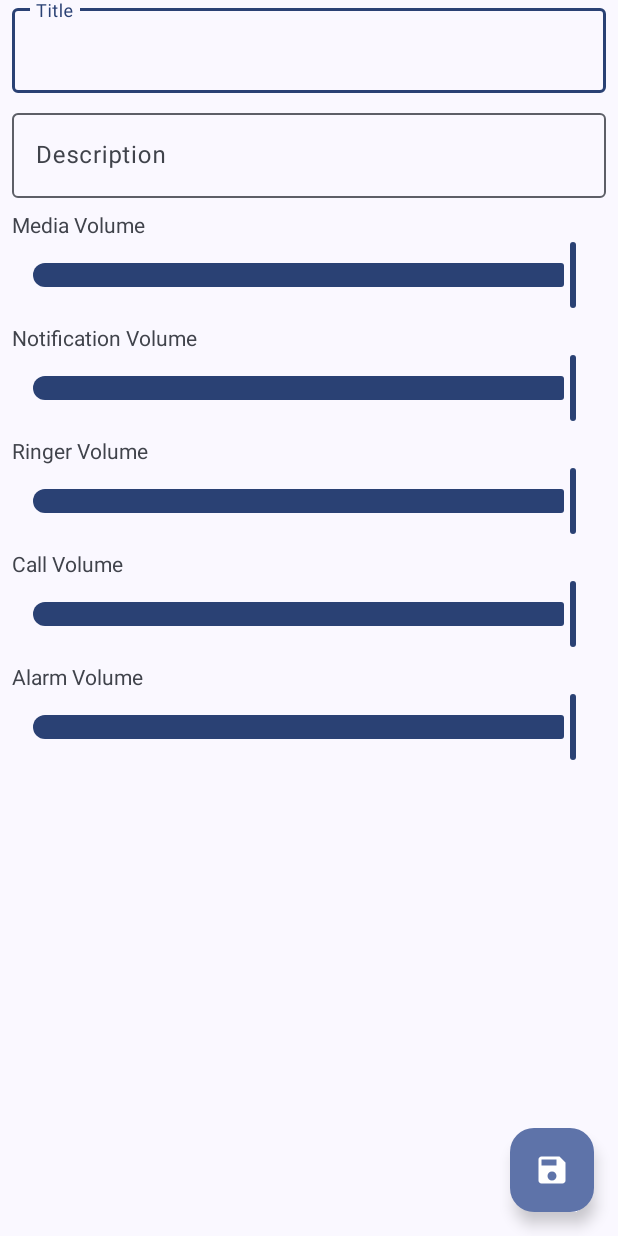
After one commit to a2ke5e1/Sound-Profiles-Manager, an Android app: the SoundProfileManager screen opened directly, with no data from a screen before it, on a phone screen of 412 x 824 dp. The commit adds this screen. Run offline under Robolectric (Android 15) with nearby library versions, the phone set to English and light mode, and no system bars; our stand-ins replace Dagger/Hilt's generated code, Room's generated code.

Commit message:
Refactor MainActivity to use ActivityResultLauncher for starting SoundProfileManager
- Replaced deprecated startActivityForResult with ActivityResultLauncher in MainActivity.
- Registered ActivityResultLauncher to handle results from SoundProfileManager.
- Added logging to verify result handling in MainActivity.
- Ensured SoundProfileManager sets the result correctly before finishing.
- Updated SoundProfileRecyclerAdapter to use the new ActivityResultLauncher.

```diff
--- a/app/src/main/AndroidManifest.xml
+++ b/app/src/main/AndroidManifest.xml
@@ -14,10 +14,14 @@
         android:theme="@style/Theme.SoundProfiles"
         tools:targetApi="31">
         <activity
+            android:name=".SoundProfileManager"
+            android:exported="false" />
+        <activity
             android:name=".MainActivity"
             android:exported="true">
             <intent-filter>
                 <action android:name="android.intent.action.MAIN" />
+
                 <category android:name="android.intent.category.LAUNCHER" />
             </intent-filter>
         </activity>
--- a/app/src/main/java/com/a3/soundprofiles/MainActivity.kt
+++ b/app/src/main/java/com/a3/soundprofiles/MainActivity.kt
@@ -1,10 +1,15 @@
 package com.a3.soundprofiles
 
+import android.app.Activity
 import android.content.Context
+import android.content.Intent
 import android.media.AudioManager
 import android.os.Bundle
+import android.util.Log
 import android.widget.Toast
 import androidx.activity.enableEdgeToEdge
+import androidx.activity.result.ActivityResultLauncher
+import androidx.activity.result.contract.ActivityResultContracts
 import androidx.activity.viewModels
 import androidx.appcompat.app.AppCompatActivity
 import androidx.core.view.ViewCompat
@@ -27,6 +32,14 @@ class MainActivity : AppCompatActivity() {
   private val binding
     get() = _binding
 
+  private var soundProfileManagerLauncher: ActivityResultLauncher<Intent> =
+      registerForActivityResult(ActivityResultContracts.StartActivityForResult()) { result ->
+        Log.d("MainActivity", "Result code: ${result.resultCode}")
+        if (result.resultCode == Activity.RESULT_OK) {
+          mainViewModel.loadAllSoundProfiles()
+        }
+      }
+
   override fun onCreate(savedInstanceState: Bundle?) {
     super.onCreate(savedInstanceState)
     _binding = ActivityMainBinding.inflate(layoutInflater)
@@ -46,20 +59,14 @@ class MainActivity : AppCompatActivity() {
 
         is MainState.Success -> {
           val soundProfileRecyclerAdapter =
-              SoundProfileRecyclerAdapter(state.soundProfiles.toMutableList())
+              SoundProfileRecyclerAdapter(
+                  state.soundProfiles.toMutableList(), soundProfileManagerLauncher)
           val linearLayoutManager = LinearLayoutManager(this)
 
           binding.recyclerView.apply {
             adapter = soundProfileRecyclerAdapter
             layoutManager = linearLayoutManager
             addItemDecoration(SpaceBetweenItemDecorator(4))
-          }
-
-          binding.fab.setOnClickListener {
-            val currentVolume = getCurrentVolume(this)
-            mainViewModel.saveCurrentSoundProfile(currentVolume)
-            soundProfileRecyclerAdapter.addSoundProfile(currentVolume)
-            linearLayoutManager.scrollToPosition(soundProfileRecyclerAdapter.itemCount - 1)
           }
         }
 
@@ -68,6 +75,10 @@ class MainActivity : AppCompatActivity() {
           Toast.makeText(this, state.message, Toast.LENGTH_SHORT).show()
         }
       }
+    }
+    binding.fab.setOnClickListener {
+      val intent = SoundProfileManager.createIntent(this)
+      soundProfileManagerLauncher.launch(intent)
     }
   }
 }
--- /dev/null
+++ b/app/src/main/java/com/a3/soundprofiles/SoundProfileManager.kt
@@ -0,0 +1,124 @@
+package com.a3.soundprofiles
+
+import android.content.Context
+import android.content.Intent
+import android.os.Bundle
+import android.util.Log
+import androidx.activity.enableEdgeToEdge
+import androidx.activity.viewModels
+import androidx.appcompat.app.AppCompatActivity
+import androidx.core.view.ViewCompat
+import androidx.core.view.WindowInsetsCompat
+import androidx.core.widget.doAfterTextChanged
+import com.a3.soundprofiles.core.main.CreateEditSoundProfileViewModel
+import com.a3.soundprofiles.databinding.ActivitySoundProfileManagerBinding
+import com.google.android.material.slider.LabelFormatter
+import dagger.hilt.android.AndroidEntryPoint
+
+@AndroidEntryPoint
+class SoundProfileManager : AppCompatActivity() {
+
+  private lateinit var _binding: ActivitySoundProfileManagerBinding
+  private val binding
+    get() = _binding
+
+  private val soundProfileId: Int
+    get() = intent.getIntExtra(SOUND_PROFILE_ID, -1)
+
+  private val createEditSoundProfileViewModel: CreateEditSoundProfileViewModel by viewModels()
+
+  private var isProgrammaticChange = false
+
+  override fun onCreate(savedInstanceState: Bundle?) {
+    super.onCreate(savedInstanceState)
+    enableEdgeToEdge()
+    _binding = ActivitySoundProfileManagerBinding.inflate(layoutInflater)
+    setContentView(binding.root)
+    ViewCompat.setOnApplyWindowInsetsListener(findViewById(R.id.main)) { v, insets ->
+      val systemBars = insets.getInsets(WindowInsetsCompat.Type.systemBars())
+      v.setPadding(systemBars.left, systemBars.top, systemBars.right, systemBars.bottom)
+      insets
+    }
+
+    if (soundProfileId > 0) {
+      createEditSoundProfileViewModel.loadSoundProfile(soundProfileId)
+    }
+
+    val labelFormatter = LabelFormatter { value ->
+      val volume = (value * 100).toInt()
+      "$volume%"
+    }
+    binding.ringerVolume.setLabelFormatter(labelFormatter)
+    binding.mediaVolume.setLabelFormatter(labelFormatter)
+    binding.notificationVolume.setLabelFormatter(labelFormatter)
+    binding.callVolume.setLabelFormatter(labelFormatter)
+    binding.alarmVolume.setLabelFormatter(labelFormatter)
+
+    createEditSoundProfileViewModel.soundProfile.observe(this) { soundProfile ->
+      isProgrammaticChange = true
+      binding.title.setText(soundProfile.title)
+      binding.description.setText(soundProfile.description)
+      binding.ringerVolume.value = soundProfile.ringerVolume
+      binding.mediaVolume.value = soundProfile.mediaVolume
+      binding.notificationVolume.value = soundProfile.notificationVolume
+      binding.callVolume.value = soundProfile.callVolume
+      binding.alarmVolume.value = soundProfile.alarmVolume
+      isProgrammaticChange = false
+      Log.d("SoundProfileManager", "Sound profile loaded: $soundProfile")
+    }
+
+    binding.ringerVolume.addOnChangeListener { _, value, _ ->
+      createEditSoundProfileViewModel.setRingerVolume(value)
+    }
+    binding.mediaVolume.addOnChangeListener { _, value, _ ->
+      createEditSoundProfileViewModel.setMediaVolume(value)
+    }
+    binding.notificationVolume.addOnChangeListener { _, value, _ ->
+      createEditSoundProfileViewModel.setNotificationVolume(value)
+    }
+    binding.callVolume.addOnChangeListener { _, value, _ ->
+      createEditSoundProfileViewModel.setCallVolume(value)
+    }
+    binding.alarmVolume.addOnChangeListener { _, value, _ ->
+      createEditSoundProfileViewModel.setAlarmVolume(value)
+    }
+
+    binding.title.doAfterTextChanged {
+      if (isProgrammaticChange) return@doAfterTextChanged
+      val cursorPosition = binding.title.selectionStart
+      createEditSoundProfileViewModel.setTitle(it.toString())
+      binding.title.setSelection(cursorPosition)
+    }
+
+    binding.description.doAfterTextChanged {
+      if (isProgrammaticChange) return@doAfterTextChanged
+      val cursorPosition = binding.description.selectionStart
+      createEditSoundProfileViewModel.setDescription(it.toString())
+      binding.description.setSelection(cursorPosition)
+    }
+
+    binding.saveSoundProfile.setOnClickListener {
+      createEditSoundProfileViewModel.saveSoundProfile()
+      Log.d("SoundProfileManager", "Setting result to RESULT_OK")
+      setResult(RESULT_OK)
+      finish()
+    }
+  }
+
+  companion object {
+    const val SOUND_PROFILE_ID = "soundProfileId"
+
+    /**
+     * Creates an Intent to start the SoundProfileManager activity.
+     *
+     * @param context The context from which the Intent is being created.
+     * @param soundProfileId The ID of the sound profile to be managed. Defaults to -1 if not
+     *   provided.
+     * @return The Intent to start the SoundProfileManager activity.
+     */
+    fun createIntent(context: Context, soundProfileId: Int = -1): Intent =
+        Intent(context, SoundProfileManager::class.java).apply {
+          putExtra(SOUND_PROFILE_ID, soundProfileId)
+        }
+  }
+}
--- a/app/src/main/java/com/a3/soundprofiles/core/data/Converters.kt
+++ b/app/src/main/java/com/a3/soundprofiles/core/data/Converters.kt
@@ -26,6 +26,9 @@ class Converters {
 
     @TypeConverter
     fun fromDayList(value: String): List<DAY> {
+        if (value.isEmpty()) {
+            return emptyList()
+        }
         return value.split(",").map { DAY.valueOf(it) }
     }
 
--- /dev/null
+++ b/app/src/main/java/com/a3/soundprofiles/core/main/CreateEditSoundProfileViewModel.kt
@@ -0,0 +1,98 @@
+package com.a3.soundprofiles.core.main
+
+import androidx.lifecycle.MutableLiveData
+import androidx.lifecycle.ViewModel
+import androidx.lifecycle.viewModelScope
+import com.a3.soundprofiles.core.dao.SoundProfileDao
+import com.a3.soundprofiles.core.data.SoundProfile
+import dagger.hilt.android.lifecycle.HiltViewModel
+import java.util.Date
+import javax.inject.Inject
+import kotlinx.coroutines.Dispatchers
+import kotlinx.coroutines.launch
+
+@HiltViewModel
+class CreateEditSoundProfileViewModel
+@Inject
+constructor(private val soundProfileDao: SoundProfileDao) : ViewModel() {
+
+  private var _soundProfile =
+      MutableLiveData(
+          SoundProfile(
+              id = 0,
+              title = "",
+              description = "",
+              startTime = Date(),
+              endTime = Date(),
+              repeatEveryday = false,
+              repeatDays = emptyList(),
+              mediaVolume = 1f,
+              notificationVolume = 1f,
+              ringerVolume = 1f,
+              callVolume = 1f,
+              alarmVolume = 1f,
+              isActive = false))
+
+  val soundProfile
+    get() = _soundProfile
+
+  /**
+   * Loads a sound profile from the database based on the provided sound profile ID. This method
+   * should be called only when in edit mode to populate the UI with the existing sound profile
+   * data.
+   *
+   * @param soundProfileId The ID of the sound profile to be loaded.
+   */
+  fun loadSoundProfile(soundProfileId: Int) {
+    viewModelScope.launch(Dispatchers.IO) {
+      val soundProfile = soundProfileDao.getById(soundProfileId)
+      _soundProfile.postValue(soundProfile)
+    }
+  }
+
+  /**
+   * Saves the current sound profile to the database.
+   *
+   * This method checks if the sound profile already exists (i.e., has a non-zero ID). If it exists,
+   * it updates the existing sound profile in the database. If it does not exist, it inserts a new
+   * sound profile into the database.
+   */
+  fun saveSoundProfile() {
+    viewModelScope.launch(Dispatchers.IO) {
+      val soundProfile = soundProfile.value ?: return@launch
+      if (soundProfile.id != 0) {
+        soundProfileDao.update(soundProfile)
+        return@launch
+      }
+      soundProfileDao.insert(soundProfile)
+    }
+  }
+
+  fun setMediaVolume(volume: Float) {
+    _soundProfile.value = _soundProfile.value?.copy(mediaVolume = volume)
+  }
+
+  fun setNotificationVolume(volume: Float) {
+    _soundProfile.value = _soundProfile.value?.copy(notificationVolume = volume)
+  }
+
+  fun setRingerVolume(volume: Float) {
+    _soundProfile.value = _soundProfile.value?.copy(ringerVolume = volume)
+  }
+
+  fun setCallVolume(volume: Float) {
+    _soundProfile.value = _soundProfile.value?.copy(callVolume = volume)
+  }
+
+  fun setAlarmVolume(volume: Float) {
+    _soundProfile.value = _soundProfile.value?.copy(alarmVolume = volume)
+  }
+
+  fun setTitle(title: String) {
+    _soundProfile.value = _soundProfile.value?.copy(title = title)
+  }
+
+  fun setDescription(description: String) {
+    _soundProfile.value = _soundProfile.value?.copy(description = description)
+  }
+}
--- a/app/src/main/java/com/a3/soundprofiles/core/main/SoundProfileRecyclerAdapter.kt
+++ b/app/src/main/java/com/a3/soundprofiles/core/main/SoundProfileRecyclerAdapter.kt
@@ -1,22 +1,27 @@
 package com.a3.soundprofiles.core.main
 
+import android.content.Intent
 import android.graphics.Rect
 import android.view.LayoutInflater
 import android.view.View
 import android.view.ViewGroup
+import androidx.activity.result.ActivityResultLauncher
 import androidx.recyclerview.widget.RecyclerView
+import com.a3.soundprofiles.SoundProfileManager
 import com.a3.soundprofiles.core.data.SoundProfile
 import com.a3.soundprofiles.databinding.CardSoundProfileItemBinding
 
-class SoundProfileRecyclerAdapter(private val soundProfiles: MutableList<SoundProfile>) :
-    RecyclerView.Adapter<CardSoundProfileItemHolder>() {
+class SoundProfileRecyclerAdapter(
+    private val soundProfiles: MutableList<SoundProfile>,
+    private val soundProfileManagerLauncher: ActivityResultLauncher<Intent>
+) : RecyclerView.Adapter<CardSoundProfileItemHolder>() {
 
   // Create new views (invoked by the layout manager)
   override fun onCreateViewHolder(viewGroup: ViewGroup, viewType: Int): CardSoundProfileItemHolder {
     // Create a new view, which defines the UI of the list item
     val inflater = LayoutInflater.from(viewGroup.context)
     val binding = CardSoundProfileItemBinding.inflate(inflater, viewGroup, false)
-    return CardSoundProfileItemHolder(binding)
+    return CardSoundProfileItemHolder(binding, soundProfileManagerLauncher)
   }
 
   // Replace the contents of a view (invoked by the layout manager)
@@ -42,18 +47,23 @@ class SoundProfileRecyclerAdapter(private val soundProfiles: MutableList<SoundPr
   }
 }
 
-class CardSoundProfileItemHolder(val binding: CardSoundProfileItemBinding) :
-    RecyclerView.ViewHolder(binding.root) {
+class CardSoundProfileItemHolder(
+    val binding: CardSoundProfileItemBinding,
+    private val soundProfileManagerLauncher: ActivityResultLauncher<Intent>
+) : RecyclerView.ViewHolder(binding.root) {
 
   fun bind(soundProfile: SoundProfile) {
     binding.title.text = soundProfile.title
     binding.description.text = soundProfile.description
-    binding.root.setOnClickListener { soundProfile.applyProfile(binding.root.context) }
+    binding.root.setOnClickListener {
+      val context = binding.root.context
+      val intent = SoundProfileManager.createIntent(context, soundProfile.id)
+      soundProfileManagerLauncher.launch(intent)
+    }
   }
 }
 
-class SpaceBetweenItemDecorator(private val spaceHeight: Int) :
-    RecyclerView.ItemDecoration() {
+class SpaceBetweenItemDecorator(private val spaceHeight: Int) : RecyclerView.ItemDecoration() {
   override fun getItemOffsets(
       outRect: Rect,
       view: View,
--- /dev/null
+++ b/app/src/main/res/drawable/baseline_save_24.xml
@@ -0,0 +1,5 @@
+<vector xmlns:android="http://schemas.android.com/apk/res/android" android:height="24dp" android:tint="#000000" android:viewportHeight="24" android:viewportWidth="24" android:width="24dp">
+
+    <path android:fillColor="@android:color/white" android:pathData="M17,3L5,3c-1.11,0 -2,0.9 -2,2v14c0,1.1 0.89,2 2,2h14c1.1,0 2,-0.9 2,-2L21,7l-4,-4zM12,19c-1.66,0 -3,-1.34 -3,-3s1.34,-3 3,-3 3,1.34 3,3 -1.34,3 -3,3zM15,9L5,9L5,5h10v4z"/>
+
+</vector>
--- /dev/null
+++ b/app/src/main/res/layout/activity_sound_profile_manager.xml
@@ -0,0 +1,165 @@
+<?xml version="1.0" encoding="utf-8"?>
+<androidx.constraintlayout.widget.ConstraintLayout xmlns:android="http://schemas.android.com/apk/res/android"
+    xmlns:app="http://schemas.android.com/apk/res-auto"
+    xmlns:tools="http://schemas.android.com/tools"
+    android:id="@+id/main"
+    android:layout_width="match_parent"
+    android:layout_height="match_parent"
+    tools:context=".SoundProfileManager">
+
+    <androidx.constraintlayout.helper.widget.Flow
+        android:layout_width="match_parent"
+        android:layout_height="wrap_content"
+        android:paddingStart="8dp"
+        android:paddingEnd="8dp"
+        app:constraint_referenced_ids="title_container, description_container, media_slider_container, notification_slider_container, ringer_slider_container, call_slider_container, alarm_slider_container"
+        app:flow_maxElementsWrap="1"
+        app:flow_verticalGap="8dp"
+        app:flow_verticalStyle="packed"
+        app:flow_wrapMode="aligned"
+        app:layout_constraintTop_toTopOf="parent" />
+
+    <com.google.android.material.textfield.TextInputLayout
+        android:id="@+id/title_container"
+        android:layout_width="0dp"
+        android:layout_height="wrap_content">
+
+        <com.google.android.material.textfield.TextInputEditText
+            android:id="@+id/title"
+            android:layout_width="match_parent"
+            android:layout_height="wrap_content"
+            android:hint="@string/title" />
+    </com.google.android.material.textfield.TextInputLayout>
+
+    <com.google.android.material.textfield.TextInputLayout
+        android:id="@+id/description_container"
+        android:layout_width="0dp"
+        android:layout_height="wrap_content"
+        tools:ignore="MissingConstraints">
+
+        <com.google.android.material.textfield.TextInputEditText
+            android:id="@+id/description"
+            android:layout_width="match_parent"
+            android:layout_height="wrap_content"
+            android:hint="@string/description" />
+    </com.google.android.material.textfield.TextInputLayout>
+
+    <LinearLayout
+        android:id="@+id/media_slider_container"
+        android:layout_width="0dp"
+        android:layout_height="wrap_content"
+        android:orientation="vertical"
+        tools:ignore="MissingConstraints">
+
+
+        <TextView
+            android:layout_width="wrap_content"
+            android:layout_height="wrap_content"
+            android:text="@string/media_volume" />
+
+        <com.google.android.material.slider.Slider
+            android:id="@+id/media_volume"
+            android:layout_width="match_parent"
+            android:layout_height="wrap_content"
+            android:value="0.5" />
+
+    </LinearLayout>
+
+
+    <LinearLayout
+        android:id="@+id/notification_slider_container"
+        android:layout_width="0dp"
+        android:layout_height="wrap_content"
+        android:orientation="vertical"
+        tools:ignore="MissingConstraints">
+
+
+        <TextView
+            android:layout_width="wrap_content"
+            android:layout_height="wrap_content"
+            android:text="@string/notification_volume" />
+
+        <com.google.android.material.slider.Slider
+            android:id="@+id/notification_volume"
+            android:layout_width="match_parent"
+            android:layout_height="wrap_content"
+            android:value="0.5" />
+
+    </LinearLayout>
+
+
+    <LinearLayout
+        android:id="@+id/ringer_slider_container"
+        android:layout_width="0dp"
+        android:layout_height="wrap_content"
+        android:orientation="vertical"
+        tools:ignore="MissingConstraints">
+
+
+        <TextView
+            android:layout_width="wrap_content"
+            android:layout_height="wrap_content"
+            android:text="@string/ringer_volume" />
+
+        <com.google.android.material.slider.Slider
+            android:id="@+id/ringer_volume"
+            android:layout_width="match_parent"
+            android:layout_height="wrap_content"
+            android:value="0.5" />
+
+    </LinearLayout>
+
+    <LinearLayout
+        android:id="@+id/call_slider_container"
+        android:layout_width="0dp"
+        android:layout_height="wrap_content"
+        android:orientation="vertical"
+        tools:ignore="MissingConstraints">
+
+
+        <TextView
+            android:layout_width="wrap_content"
+            android:layout_height="wrap_content"
+            android:text="@string/call_volume" />
+
+        <com.google.android.material.slider.Slider
+            android:id="@+id/call_volume"
+            android:layout_width="match_parent"
+            android:layout_height="wrap_content"
+            android:value="0.5" />
+
+    </LinearLayout>
+
+    <LinearLayout
+        android:id="@+id/alarm_slider_container"
+        android:layout_width="0dp"
+        android:layout_height="wrap_content"
+        android:orientation="vertical"
+        tools:ignore="MissingConstraints">
+
+
+        <TextView
+            android:layout_width="wrap_content"
+            android:layout_height="wrap_content"
+            android:text="@string/alarm_volume" />
+
+        <com.google.android.material.slider.Slider
+            android:id="@+id/alarm_volume"
+            android:layout_width="match_parent"
+            android:layout_height="wrap_content"
+            android:value="0.5" />
+
+    </LinearLayout>
+
+
+    <com.google.android.material.floatingactionbutton.FloatingActionButton
+        android:id="@+id/save_sound_profile"
+        android:layout_width="wrap_content"
+        android:layout_height="wrap_content"
+        android:contentDescription="@string/create_update_sound_profile"
+        android:layout_margin="16dp"
+        android:src="@drawable/baseline_save_24"
+        app:layout_constraintBottom_toBottomOf="parent"
+        app:layout_constraintEnd_toEndOf="parent" />
+
+</androidx.constraintlayout.widget.ConstraintLayout>
--- a/app/src/main/res/values/strings.xml
+++ b/app/src/main/res/values/strings.xml
@@ -1,4 +1,12 @@
 <resources>
     <string name="app_name">Sound Profiles</string>
     <string name="save_sound_profile">Save Sound Profile</string>
+    <string name="title">Title</string>
+    <string name="description">Description</string>
+    <string name="notification_volume">Notification Volume</string>
+    <string name="media_volume">Media Volume</string>
+    <string name="ringer_volume">Ringer Volume</string>
+    <string name="call_volume">Call Volume</string>
+    <string name="alarm_volume">Alarm Volume</string>
+    <string name="create_update_sound_profile">Create/Update Sound Profile</string>
 </resources>
```
